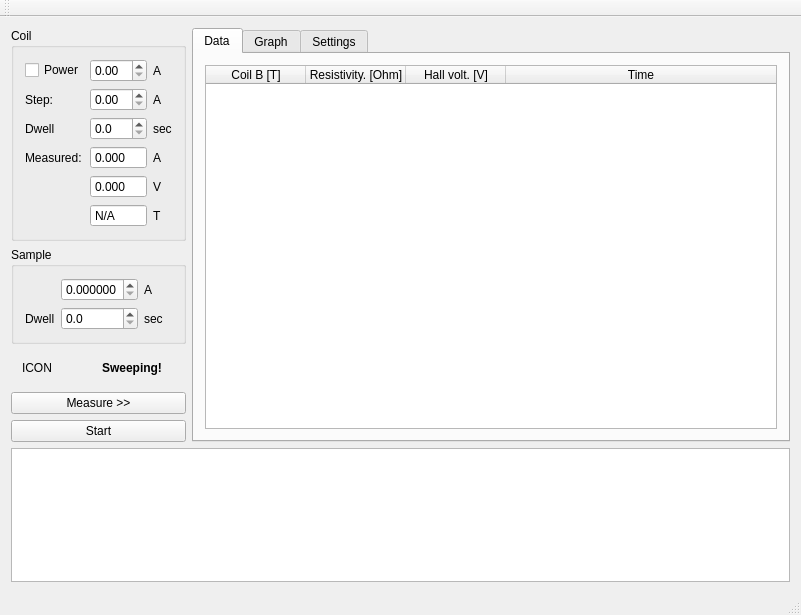
Qt form src/mainwindow.ui (mBr001/hall) before a commit.
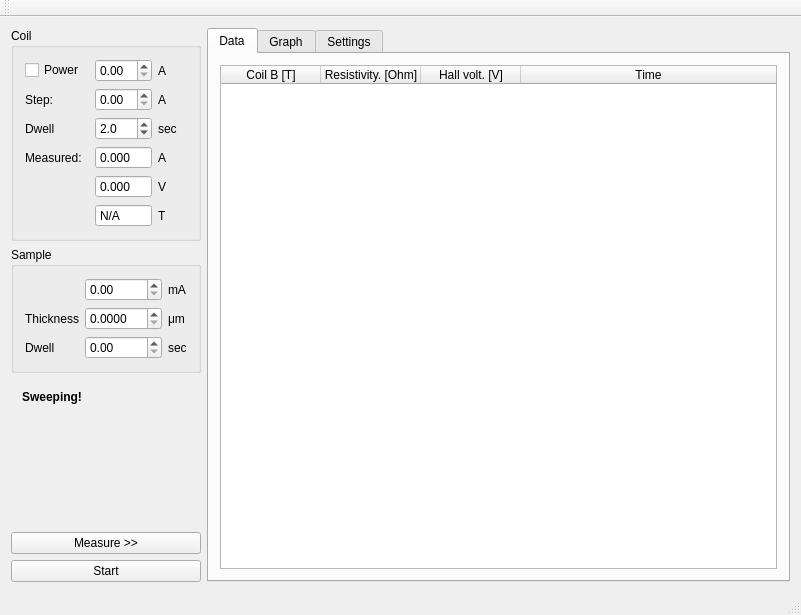
The same form after that commit. Custom widgets are drawn as their Qt base class.

Commit message: Show sample current in mA

```diff
--- a/src/mainwindow.ui
+++ b/src/mainwindow.ui
@@ -144,6 +144,9 @@
              <property name="decimals">
               <number>1</number>
              </property>
+             <property name="value">
+              <double>2.000000000000000</double>
+             </property>
             </widget>
            </item>
            <item row="2" column="3">
@@ -188,10 +191,10 @@
            <item row="0" column="1">
             <widget class="QDoubleSpinBox" name="sampleCurrDoubleSpinBox">
              <property name="decimals">
-              <number>6</number>
+              <number>2</number>
              </property>
              <property name="maximum">
-              <double>0.100000000000000</double>
+              <double>100.000000000000000</double>
              </property>
              <property name="singleStep">
               <double>0.000100000000000</double>
@@ -201,41 +204,68 @@
            <item row="0" column="2">
             <widget class="QLabel" name="label_3">
              <property name="text">
-              <string>A</string>
+              <string>mA</string>
              </property>
             </widget>
            </item>
            <item row="1" column="1">
+            <widget class="QDoubleSpinBox" name="doubleSpinBox">
+             <property name="decimals">
+              <number>4</number>
+             </property>
+             <property name="maximum">
+              <double>999.990000000000009</double>
+             </property>
+            </widget>
+           </item>
+           <item row="2" column="1">
             <widget class="QDoubleSpinBox" name="sampleDwellDoubleSpinBox">
              <property name="toolTip">
               <string>Dwell betwen set current and measurement.</string>
              </property>
              <property name="decimals">
-              <number>1</number>
+              <number>2</number>
+             </property>
+             <property name="maximum">
+              <double>9.990000000000000</double>
              </property>
             </widget>
            </item>
-           <item row="1" column="0">
+           <item row="2" column="0">
             <widget class="QLabel" name="label_5">
              <property name="text">
               <string>Dwell</string>
              </property>
             </widget>
            </item>
-           <item row="1" column="2">
+           <item row="2" column="2">
             <widget class="QLabel" name="label_7">
              <property name="text">
               <string>sec</string>
              </property>
             </widget>
            </item>
+           <item row="1" column="2">
+            <widget class="QLabel" name="label_19">
+             <property name="text">
+              <string>μm</string>
+             </property>
+            </widget>
+           </item>
+           <item row="1" column="0">
+            <widget class="QLabel" name="label_20">
+             <property name="text">
+              <string>Thickness</string>
+             </property>
+            </widget>
+           </item>
           </layout>
          </widget>
         </item>
         <item>
          <widget class="QWidget" name="sweepingWidget" native="true">
           <layout class="QGridLayout" name="gridLayout_4">
-           <item row="0" column="1">
+           <item row="0" column="0">
             <widget class="QLabel" name="sweepingLabel">
              <property name="font">
               <font>
@@ -248,13 +278,6 @@
              </property>
             </widget>
            </item>
-           <item row="0" column="0">
-            <widget class="QLabel" name="label_10">
-             <property name="text">
-              <string>ICON</string>
-             </property>
-            </widget>
-           </item>
           </layout>
          </widget>
         </item>
@@ -473,9 +496,6 @@
       </item>
      </layout>
     </item>
-    <item row="1" column="0">
-     <widget class="QPlainTextEdit" name="plainTextEdit"/>
-    </item>
    </layout>
   </widget>
   <widget class="QToolBar" name="mainToolBar">
```
Left out of the diff: 2 changed lines with no effect on the pictures. The commit also changes 1 other file.
